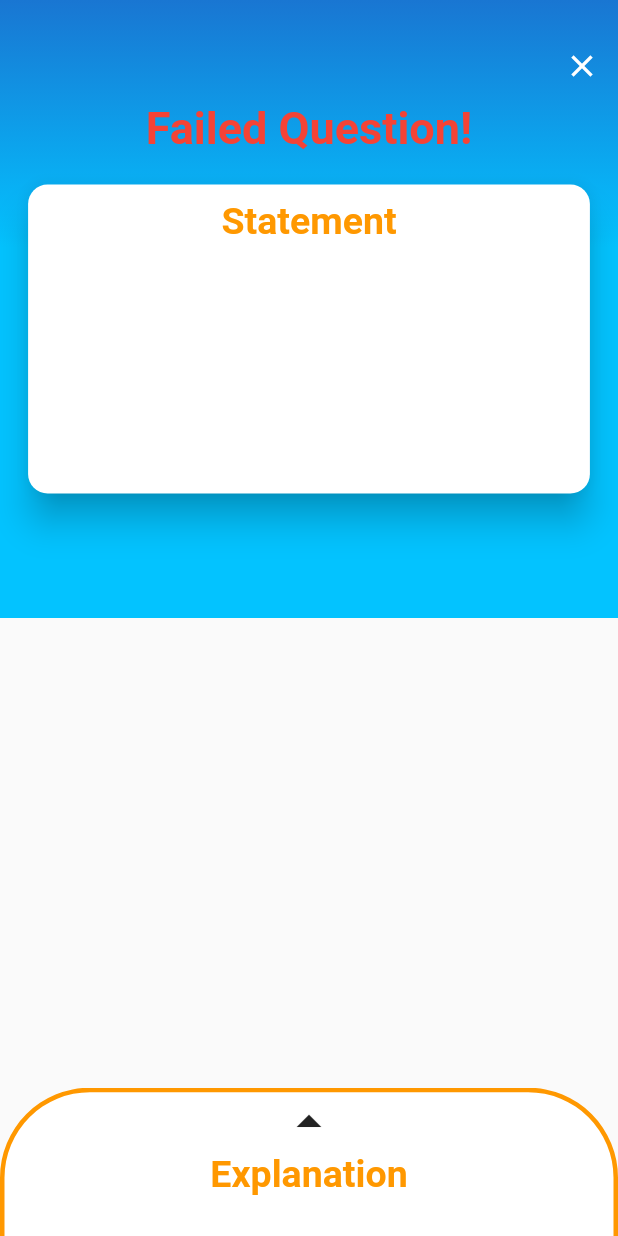
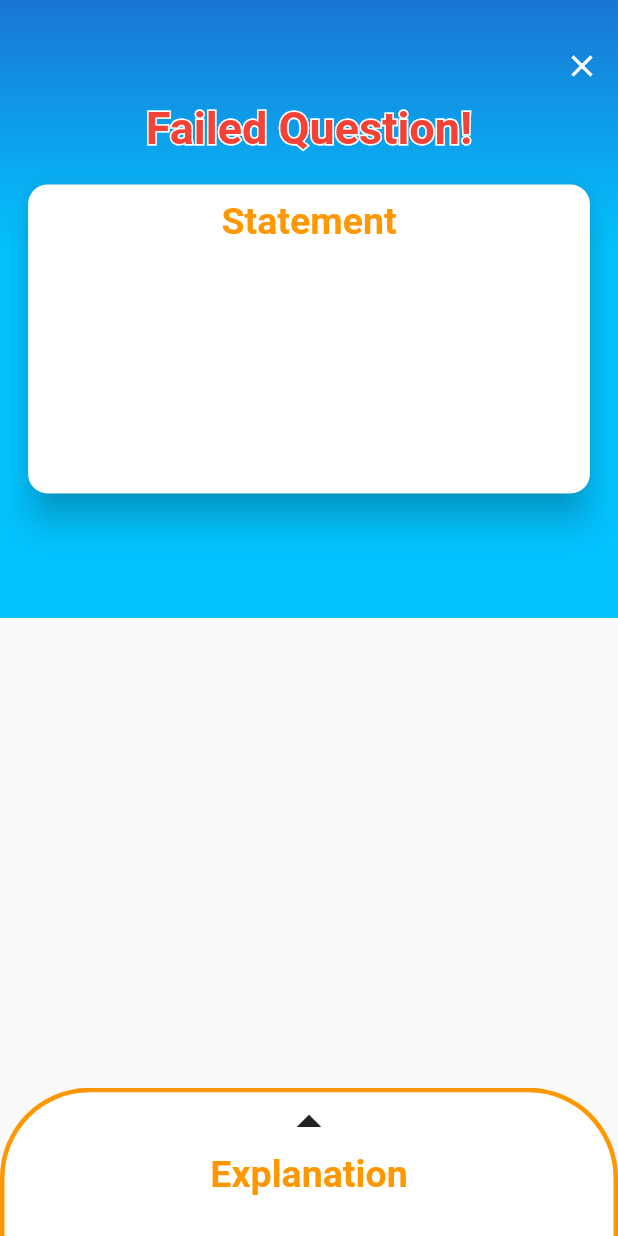
Before and after one commit to charlesaube/O-TutorV2-Mobile-App, a Flutter app: the QuestionExplanation screen opened directly with empty values, on a phone screen of 412 x 824 dp. Run offline on Flutter 3.47's test engine with Material 2 defaults, Android fonts, the phone set to English and light mode, and no system bars; drawn by our look-alikes of flutter_html; our stand-ins replace circular_countdown_timer, flutter_secure_storage, flutter_spinkit, percent_indicator, rxdart; accounts and stored records are empty.

Commit message:
Explanation UI update

```diff
--- a/lib/screens/quiz/question_explanation/question_explanation.dart
+++ b/lib/screens/quiz/question_explanation/question_explanation.dart
@@ -71,9 +71,28 @@ class QuestionExplanation extends StatelessWidget {
                     ),
                   ),
                 ),
-                Text(
-                  AppLocalizations.of(context)!.translate(titleText).toString(),
-                  style: TextStyle(fontSize: 30, color: this._answerColor, fontWeight: FontWeight.bold),
+                Stack(
+                  children: [
+                    Text(
+                      AppLocalizations.of(context)!.translate(titleText).toString(),
+                      style: TextStyle(
+                        fontSize: 30,
+                        fontWeight: FontWeight.bold,
+                        foreground: Paint()
+                          ..style = PaintingStyle.stroke
+                          ..strokeWidth = 2
+                          ..color = Colors.white,
+                      ),
+                    ),
+                    Text(
+                      AppLocalizations.of(context)!.translate(titleText).toString(),
+                      style: TextStyle(
+                        fontSize: 30,
+                        fontWeight: FontWeight.bold,
+                        color: this._answerColor,
+                      ),
+                    ),
+                  ],
                 ),
                 Card(
                   elevation: 10,
```
Also changed, not shown: lib/screens/quiz/question_explanation/widget/multiplechoice_explanation.dart (+20 -0 lines).
